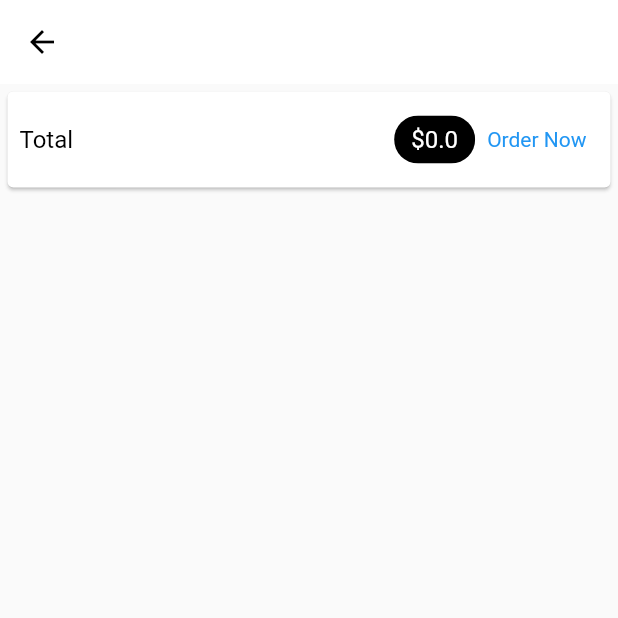
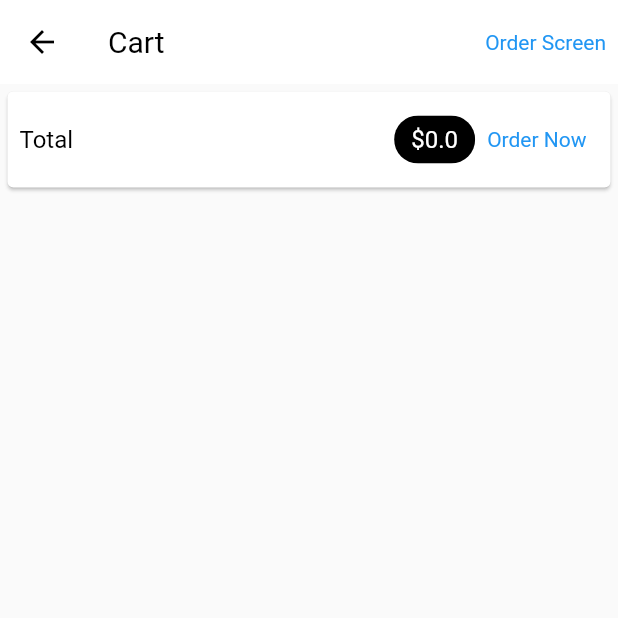
Before and after one commit to kztJames01/TestPayment, a Flutter app: the CartScreen screen opened by its route, after a tap on "Order Now", on a phone screen of 412 x 824 dp, the top half of it. Run offline on Flutter 3.47's test engine with Material 2 defaults, Android fonts, the phone set to English and light mode, and no system bars; our stand-ins replace fluentui_system_icons; network calls fail.

Commit message:
order and cart

```diff
--- a/lib/main.dart
+++ b/lib/main.dart
@@ -2,9 +2,12 @@ import 'package:flutter/material.dart';
 import 'package:flutter_application_1/models/cart.dart';
 import 'package:flutter_application_1/providers/provider.dart';
 import 'package:flutter_application_1/screens/cart_screen.dart';
+import 'package:flutter_application_1/screens/order_screen.dart';
 import 'package:flutter_application_1/screens/product_details.dart';
 import 'package:flutter_application_1/screens/product_overview.dart';
 import 'package:provider/provider.dart';
+
+import 'models/order.dart';
 
 void main() {
   runApp(const MyApp());
@@ -19,7 +22,8 @@ class MyApp extends StatelessWidget {
     return MultiProvider(providers: [
       ChangeNotifierProvider.value(
       value: ProductProvider(),),
-      ChangeNotifierProvider.value(value: Cart())
+      ChangeNotifierProvider.value(value: Cart()),
+      ChangeNotifierProvider.value(value: Order())
     ],
 
       child: MaterialApp(
@@ -49,7 +53,8 @@ class MyApp extends StatelessWidget {
           PackageDetails.RouteName : (context) => const PackageDetails(),
           CartScreen.routeName:(context) { return
             const CartScreen();
-          }
+          },
+          OrderScreen.orderRouteName:(context) => const OrderScreen()
         },
       ),
     );
--- a/lib/models/cart.dart
+++ b/lib/models/cart.dart
@@ -14,7 +14,7 @@ class CartItem {
 }
 
 class Cart with ChangeNotifier {
-  Map<String, CartItem> _items = {};
+  final Map<String, CartItem> _items = {};
   Map<String, CartItem> get items {
     return {..._items};
   }
@@ -48,4 +48,14 @@ class Cart with ChangeNotifier {
     }
     notifyListeners();
   }
+
+  void removeItem(String productId) {
+    _items.remove(productId);
+    notifyListeners();
+  }
+
+  void clearWhenOrder() {
+    _items.clear();
+    notifyListeners();
+  }
 }
--- /dev/null
+++ b/lib/models/order.dart
@@ -0,0 +1,32 @@
+import 'package:flutter/cupertino.dart';
+import 'package:flutter_application_1/models/cart.dart';
+
+class OrderItem {
+  final String id;
+  final double total;
+  final DateTime dateTime;
+  final List<CartItem> products;
+  OrderItem(
+      {required this.id,
+      required this.total,
+      required this.dateTime,
+      required this.products});
+}
+
+class Order with ChangeNotifier{
+  List<OrderItem> order = [];
+
+  List<OrderItem> get orders {
+    return [...order];
+  }
+
+  void addOrder(List<CartItem> products, double total) {
+    order.insert(
+        0,
+        OrderItem(
+            id: DateTime.now().toString(),
+            total: total,
+            dateTime: DateTime.now(),
+            products: products));
+  }
+}
--- a/lib/screens/cart_screen.dart
+++ b/lib/screens/cart_screen.dart
@@ -1,4 +1,6 @@
 import 'package:flutter/material.dart';
+import 'package:flutter_application_1/models/order.dart';
+import 'package:flutter_application_1/screens/order_screen.dart';
 import 'package:flutter_application_1/widgets/cart_items.dart';
 import 'package:provider/provider.dart';
 
@@ -11,8 +13,21 @@ class CartScreen extends StatelessWidget {
   @override
   Widget build(BuildContext context) {
     final cart = Provider.of<Cart>(context);
+    final order = Provider.of<Order>(context);
     return Scaffold(
-      appBar: AppBar(title: Text("Cart")),
+      appBar: AppBar(
+        title: Text(
+          "Cart",
+          style: TextStyle(color: Colors.black),
+        ),
+        actions: [
+          TextButton(
+              onPressed: () {
+                Navigator.pushNamed(context, OrderScreen.orderRouteName);
+              },
+              child: Text("Order Screen"))
+        ],
+      ),
       body: Column(children: [
         Card(
           margin: EdgeInsets.all(5),
@@ -21,7 +36,7 @@ class CartScreen extends StatelessWidget {
             child: Row(
                 mainAxisAlignment: MainAxisAlignment.spaceBetween,
                 children: [
-                  Text(
+                  const Text(
                     "Total",
                     style: TextStyle(color: Colors.black),
                   ),
@@ -33,17 +48,24 @@ class CartScreen extends StatelessWidget {
                     ),
                     backgroundColor: Colors.black,
                   ),
-                  TextButton(onPressed: () {}, child: Text("Order Now")),
+                  TextButton(
+                      onPressed: () {
+                        order.addOrder(
+                            cart.items.values.toList(), cart.totalAmount);
+                        cart.clearWhenOrder();
+                      },
+                      child: Text("Order Now")),
                 ]),
           ),
         ),
         Expanded(
           child: ListView.builder(
-            itemCount:cart.items.length,
+              itemCount: cart.items.length,
               itemBuilder: ((context, index) {
                 return CartItem(
                     //using values.toList()
                     id: cart.items.values.toList()[index].id,
+                    productId: cart.items.keys.toList()[index],
                     title: cart.items.values.toList()[index].title,
                     price: cart.items.values.toList()[index].price,
                     quantity: cart.items.values.toList()[index].quantity);
```
Also changed, not shown: lib/screens/order_screen.dart (added, +43 -0 lines), lib/screens/product_details.dart (+8 -7 lines), lib/widgets/cart_items.dart (+28 -7 lines), pubspec.yaml (+1 -6 lines), pubspec.lock. Lines whose indentation alone changed are shown as unchanged.
